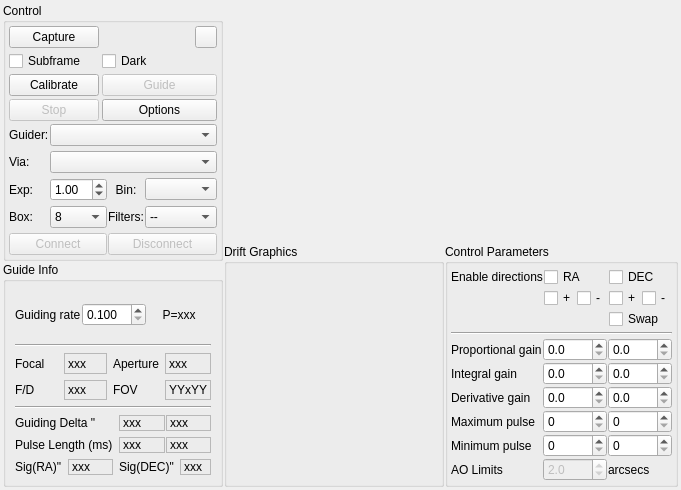
KDE/kstars, file kstars/ekos/guide/guide.ui: the form before one commit.
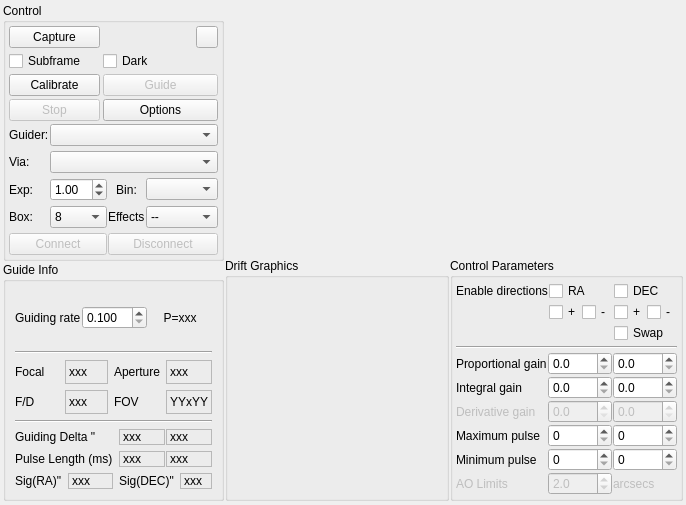
The form after the commit. Custom widgets are drawn as their Qt base class.

Commit message: Improving tooltip documentaiton including PID description from Wikipedia

```diff
--- a/kstars/ekos/guide/guide.ui
+++ b/kstars/ekos/guide/guide.ui
@@ -6,8 +6,8 @@
    <rect>
     <x>0</x>
     <y>0</y>
-    <width>681</width>
-    <height>486</height>
+    <width>686</width>
+    <height>505</height>
    </rect>
   </property>
   <layout class="QVBoxLayout" name="verticalLayout_5">
@@ -164,7 +164,7 @@
                <string>Apply filter to image after capture to enhance it</string>
               </property>
               <property name="text">
-               <string>Filters:</string>
+               <string>Effects</string>
               </property>
              </widget>
             </item>
@@ -948,6 +948,12 @@
               </item>
               <item row="2" column="0">
                <widget class="QLabel" name="l_13">
+                <property name="enabled">
+                 <bool>false</bool>
+                </property>
+                <property name="toolTip">
+                 <string>Derivative term accounts for possible future trends of the error, based on its current rate of change.</string>
+                </property>
                 <property name="text">
                  <string>Derivative gain</string>
                 </property>
@@ -955,6 +961,9 @@
               </item>
               <item row="2" column="1">
                <widget class="QDoubleSpinBox" name="spinBox_DerGainRA">
+                <property name="enabled">
+                 <bool>false</bool>
+                </property>
                 <property name="decimals">
                  <number>1</number>
                 </property>
@@ -965,6 +974,9 @@
               </item>
               <item row="2" column="2">
                <widget class="QDoubleSpinBox" name="spinBox_DerGainDEC">
+                <property name="enabled">
+                 <bool>false</bool>
+                </property>
                 <property name="decimals">
                  <number>1</number>
                 </property>
@@ -1017,6 +1029,9 @@
               </item>
               <item row="5" column="0">
                <widget class="QLabel" name="l_23">
+                <property name="enabled">
+                 <bool>false</bool>
+                </property>
                 <property name="text">
                  <string>AO Limits</string>
                 </property>
@@ -1046,6 +1061,9 @@
               </item>
               <item row="5" column="2">
                <widget class="QLabel" name="l_24">
+                <property name="enabled">
+                 <bool>false</bool>
+                </property>
                 <property name="text">
                  <string>arcsecs</string>
                 </property>
```
Left out of the diff: 40 changed lines with no effect on the pictures.
